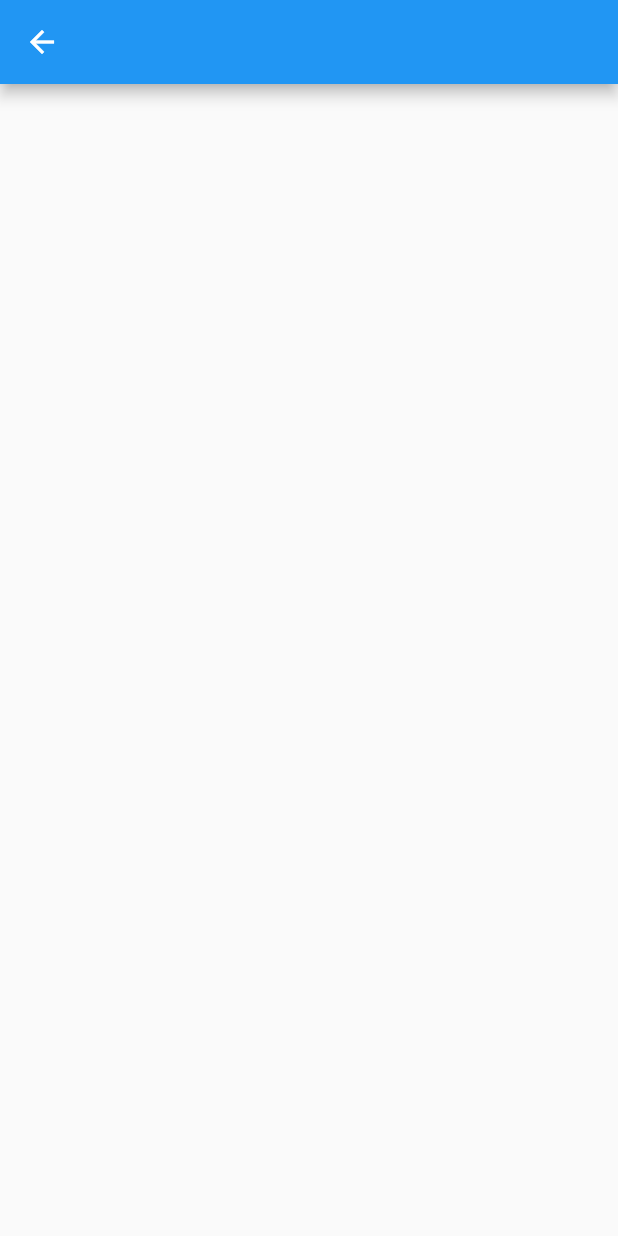
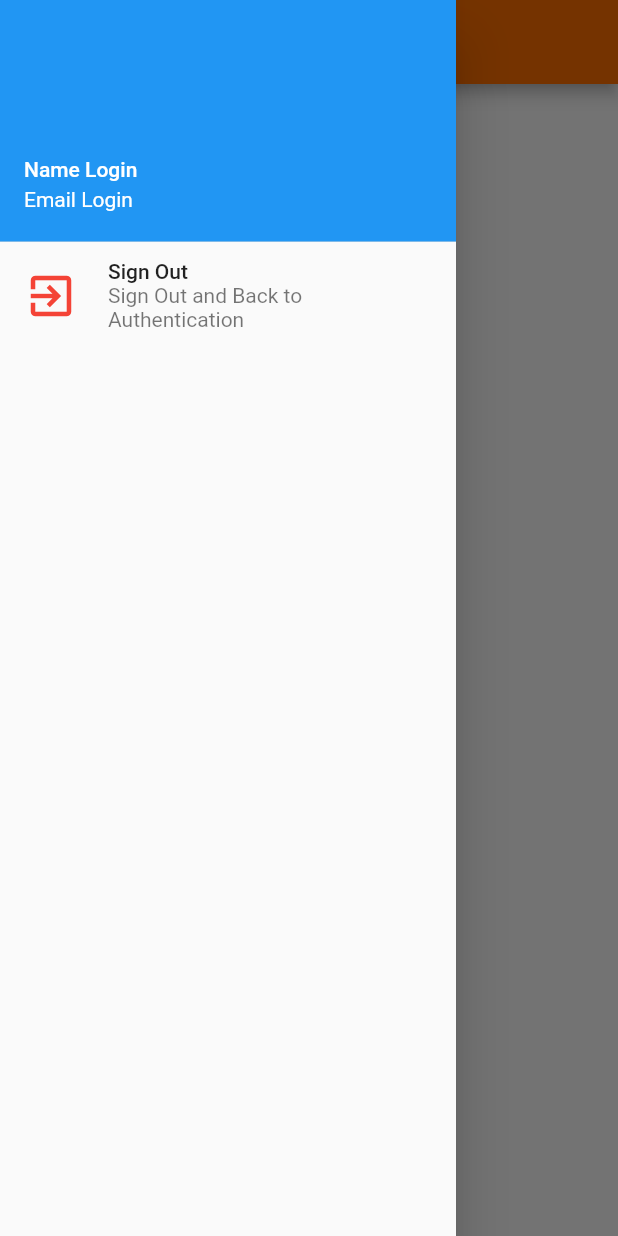
Before and after one commit to Prasit-tang/GuangGlo, a Flutter app: the MyService screen opened directly, with the side drawer open (before the commit the screen has no drawer), on a phone screen of 412 x 824 dp. Run offline on Flutter 3.47's test engine with Material 2 defaults, Android fonts, the phone set to English and light mode, and no system bars; our stand-ins replace firebase_auth, firebase_storage, google_fonts, image_picker; missing offline and left inert: dart:ffi; accounts and stored records are empty.

Commit message:
Login OK

```diff
--- a/lib/widget/my_service.dart
+++ b/lib/widget/my_service.dart
@@ -1,4 +1,7 @@
+import 'package:firebase_auth/firebase_auth.dart';
 import 'package:flutter/material.dart';
+import 'package:guangglo/utility/my_style.dart';
+import 'package:guangglo/widget/authen.dart';
 
 class MyService extends StatefulWidget {
   @override
@@ -6,10 +9,59 @@ class MyService extends StatefulWidget {
 }
 
 class _MyServiceState extends State<MyService> {
+  // Field
+
+  // Method
+
+  Widget menuSignOut() {
+    return ListTile(
+      onTap: () {
+        processSignOut();
+      },
+      subtitle: Text('Sign Out and Back to Authentication'),
+      title: Text('Sign Out'),
+      leading: Icon(
+        Icons.exit_to_app,
+        size: 36.0,
+        color: Colors.red,
+      ),
+    );
+  }
+
+  Future<void> processSignOut() async {
+    FirebaseAuth auth = FirebaseAuth.instance;
+    await auth.signOut().then((response) {
+      MaterialPageRoute route = MaterialPageRoute(builder: (value) => Authen());
+      Navigator.of(context).pushAndRemoveUntil(route, (route) => false);
+    });
+  }
+
+  Widget showHead() {
+    return UserAccountsDrawerHeader(
+      accountName: Text('Name Login'),
+      accountEmail: Text('Email Login'),
+    );
+  }
+
+  Widget showDrawer() {
+    return Drawer(
+      child: ListView(
+        children: <Widget>[
+          showHead(),
+          menuSignOut(),
+        ],
+      ),
+    );
+  }
+
   @override
   Widget build(BuildContext context) {
     return Scaffold(
-      appBar: AppBar(),
+      drawer: showDrawer(),
+      appBar: AppBar(
+        title: Text('My Service'),
+        backgroundColor: MyStyle().primaryColor,
+      ),
     );
   }
 }
```
Also changed, not shown: lib/widget/authen.dart (+87 -13 lines).
